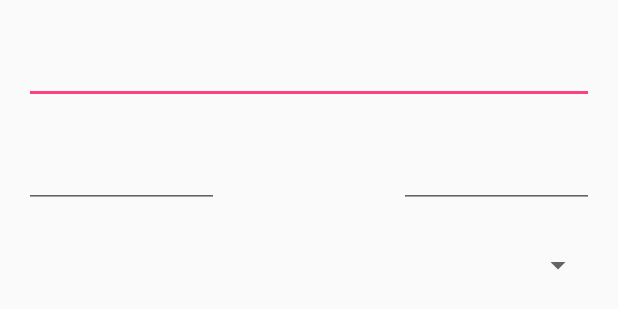
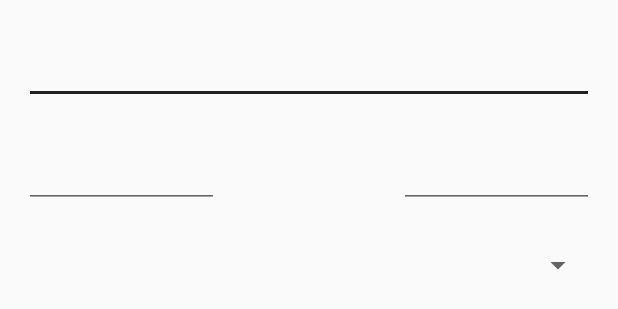
Before and after one commit to igrekoni/NotForgetix, an Android app: the layout dialog_task.xml on its own in the app's theme, with its tools: preview values and no code run, on a phone screen of 412 x 824 dp. Shown: the top 309 px of the screen. Run offline under Robolectric (Android 15) with nearby library versions, the phone set to English and light mode, and no system bars.

Commit message:
иконка / цвета

```diff
--- a/app/src/main/AndroidManifest.xml
+++ b/app/src/main/AndroidManifest.xml
@@ -8,7 +8,7 @@
 
     <application
         android:allowBackup="true"
-        android:icon="@drawable/ic_check_circle_white_24dp"
+        android:icon="@drawable/logo"
         android:label="@string/app_name"
         android:supportsRtl="true"
         android:theme="@style/AppTheme">
--- a/app/src/main/java/org/alfaseo/notforgetix/model/ModelSeparator.java
+++ b/app/src/main/java/org/alfaseo/notforgetix/model/ModelSeparator.java
@@ -6,7 +6,7 @@ import org.alfaseo.notforgetix.R;
  * Created by Gre on 05.05.2016.
  */
 public class ModelSeparator implements Item {
-    public static final int TYPE_OVERDUE = R.string.separator_overue;
+    public static final int TYPE_OVERDUE = R.string.separator_overdue;
     public static final int TYPE_TODAY = R.string.separator_today;
     public static final int TYPE_TOMORROW = R.string.separator_tomorrow;
     public static final int TYPE_FUTURE = R.string.separator_future;
--- a/app/src/main/res/layout/dialog_task.xml
+++ b/app/src/main/res/layout/dialog_task.xml
@@ -1,6 +1,5 @@
 <?xml version="1.0" encoding="utf-8"?>
-<ScrollView
-    xmlns:android="http://schemas.android.com/apk/res/android"
+<ScrollView xmlns:android="http://schemas.android.com/apk/res/android"
     android:layout_width="match_parent"
     android:layout_height="wrap_content"
     android:orientation="vertical">
@@ -10,6 +9,9 @@
         android:layout_height="wrap_content">
 
             <android.support.design.widget.TextInputLayout
+
+                android:theme="@style/EditTextHint"
+
                 android:layout_width="match_parent"
                 android:layout_height="wrap_content"
                 android:id="@+id/tilDialogTaskTitle"
--- a/app/src/main/res/values/colors.xml
+++ b/app/src/main/res/values/colors.xml
@@ -1,8 +1,8 @@
 <?xml version="1.0" encoding="utf-8"?>
 <resources>
-    <color name="colorPrimary">#3F51B5</color>
-    <color name="colorPrimaryDark">#303F9F</color>
-    <color name="colorAccent">#FF4081</color>
+    <color name="colorPrimary">#4CAF50</color>
+    <color name="colorPrimaryDark">#388E3C</color>
+    <color name="colorAccent">#7B1FA2</color>
 
     <color name="white">#fff</color>
 
--- a/app/src/main/res/values/styles.xml
+++ b/app/src/main/res/values/styles.xml
@@ -15,4 +15,13 @@
     </style>
 
 
+
+    <style name="EditTextHint" parent="Theme.AppCompat.Light.NoActionBar">
+        <item name="colorAccent">@android:color/holo_green_dark</item>
+        <item name="android:textColorHint">@android:color/holo_green_dark</item>
+        <item name="colorControlNormal">@android:color/holo_green_dark</item>
+        <item name="colorControlActivated">@color/primary_text_default_material_light</item>
+        <item name="colorControlHighlight">@color/primary_text_default_material_light</item>
+    </style>
+
 </resources>
```
Also changed, not shown: app/src/main/res/values/strings.xml (+2 -6 lines), app/src/main/res/drawable/logo.png (added), 1 other file.
